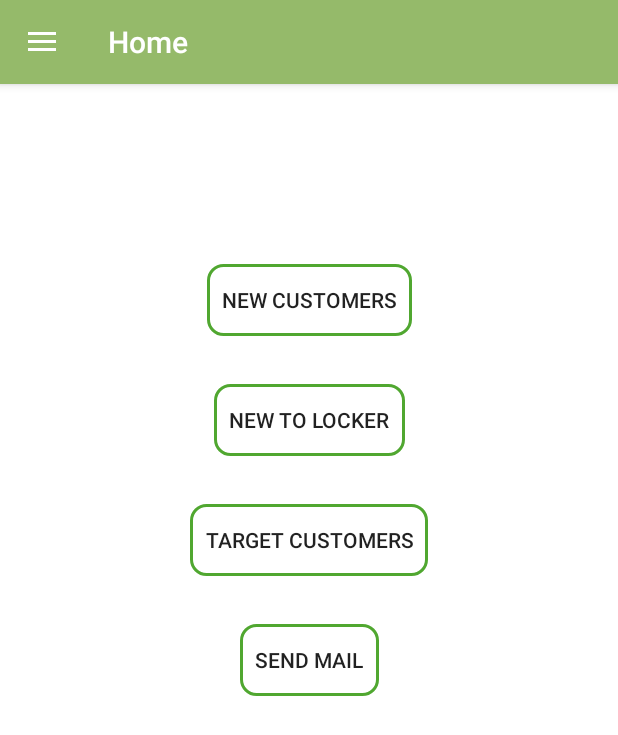
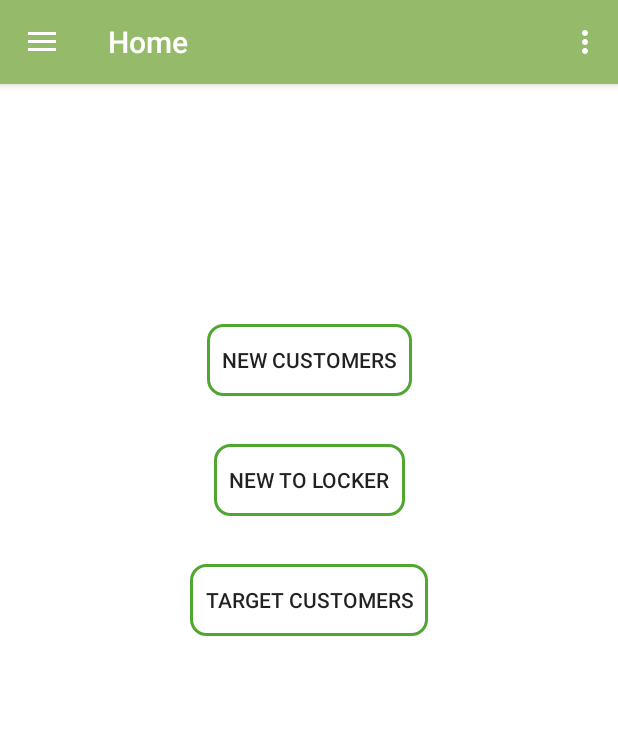
Before and after one commit to rupali186/Access-Points-Android, an Android app: the screen it shows after launch (HomeActivity), on a phone screen of 412 x 824 dp. Shown: the top 735 px of the screen. Run offline under Robolectric (Android 15) with nearby library versions, the phone set to English and light mode, and no system bars; our stand-ins replace CircleImageView.

Commit message:
code refactored

```diff
--- a/app/src/main/java/com/multilingual/rupali/accesspoints/Constants/Url.java
+++ b/app/src/main/java/com/multilingual/rupali/accesspoints/Constants/Url.java
@@ -3,7 +3,8 @@ package com.multilingual.rupali.accesspoints.Constants;
 public class Url {
     public Url() {
     }
-    public  static final String BASE_URL="http://10.0.2.2:3000/";                     //emulator
+//    public  static final String BASE_URL="http://10.0.2.2:3000/";                     //emulator
+    public static final String BASE_URL="https://access-points.herokuapp.com";          //heroku
 //    public  static final String BASE_URL="http://192.168.1.7:3000/";                   //phone wifi
 //    public  static final String BASE_URL="http://192.168.43.1:3000/";                   //phone jio
 
--- a/app/src/main/java/com/multilingual/rupali/accesspoints/fragments/OrdersFragment.java
+++ b/app/src/main/java/com/multilingual/rupali/accesspoints/fragments/OrdersFragment.java
@@ -146,6 +146,7 @@ public class OrdersFragment extends Fragment {
                     orderRecyclerAdapter.notifyDataSetChanged();
                     Toast.makeText(getContext(),"Fetched sucessfully.", Toast.LENGTH_SHORT).show();
                     Log.d(Tag.MY_TAG,"All Orders success: Body: "+response.body()+"");
+                    mCallback.hideProgress();
                 }else{
                     mCallback.hideProgress();
                     Toast.makeText(getContext(),"Please check your network connection.", Toast.LENGTH_SHORT).show();
--- a/app/src/main/java/com/multilingual/rupali/accesspoints/fragments/SignInFragment.java
+++ b/app/src/main/java/com/multilingual/rupali/accesspoints/fragments/SignInFragment.java
@@ -122,6 +122,7 @@ public class SignInFragment extends Fragment {
                     saveUserInSharedPref( user);
                     Toast.makeText(getContext(),"Logged In Successfully.", Toast.LENGTH_SHORT).show();
                     Log.d(Tag.MY_TAG,"Logged in success: Body: "+response.body()+"");
+                    //mCallback.hideProgress();
                     getActivity().onBackPressed();
                 }else{
                     mCallback.hideProgress();
--- a/app/src/main/java/com/multilingual/rupali/accesspoints/fragments/SignUpFragment.java
+++ b/app/src/main/java/com/multilingual/rupali/accesspoints/fragments/SignUpFragment.java
@@ -130,7 +130,6 @@ public class SignUpFragment extends Fragment {
         mMonth = c.get(Calendar.MONTH);
         mDay = c.get(Calendar.DAY_OF_MONTH);
 
-
         DatePickerDialog datePickerDialog = new DatePickerDialog(getContext(),
                 new DatePickerDialog.OnDateSetListener() {
 
@@ -142,6 +141,9 @@ public class SignUpFragment extends Fragment {
 
                     }
                 }, mYear, mMonth, mDay);
+
+        datePickerDialog.getDatePicker().setMaxDate(System.currentTimeMillis());
+
         datePickerDialog.show();
     }
 
@@ -178,6 +180,8 @@ public class SignUpFragment extends Fragment {
                 }else{
                     mCallback.hideProgress();
                     Toast.makeText(getContext(),"Please check your network connection or the User Already Exists", Toast.LENGTH_SHORT).show();
+                    Log.d(Tag.MY_TAG, "sign up post submitted to API failed."+response.code()+" Headers:"+
+                            response.headers()+"Message: "+response.message()+"Call :"+call.toString()+response.toString());
                     Log.d(Tag.MY_TAG, "post submitted to API failed.");
                 }
             }
--- a/app/src/main/res/layout/fragment_home.xml
+++ b/app/src/main/res/layout/fragment_home.xml
@@ -29,21 +29,6 @@ tools:context=".fragments.HomeFragment">
         app:layout_constraintTop_toBottomOf="@+id/new_to_loc_button" />
 
     <Button
-        android:id="@+id/send_mail"
-        android:layout_width="wrap_content"
-        android:layout_height="wrap_content"
-        android:layout_marginStart="8dp"
-        android:layout_marginTop="32dp"
-        android:layout_marginEnd="8dp"
-        android:text="Send Mail"
-        android:paddingLeft="10dp"
-        android:paddingRight="10dp"
-        android:background="@drawable/submit_button_bg"
-        app:layout_constraintEnd_toEndOf="parent"
-        app:layout_constraintStart_toStartOf="parent"
-        app:layout_constraintTop_toBottomOf="@+id/target_customer" />
-
-    <Button
         android:id="@+id/new_to_loc_button"
         android:layout_width="wrap_content"
         android:layout_height="wrap_content"
@@ -63,7 +48,7 @@ tools:context=".fragments.HomeFragment">
         android:layout_width="wrap_content"
         android:layout_height="wrap_content"
         android:layout_marginStart="8dp"
-        android:layout_marginTop="100dp"
+        android:layout_marginTop="140dp"
         android:layout_marginEnd="8dp"
         android:text="New customers"
         android:paddingLeft="10dp"
--- a/app/src/main/res/menu/activity_home_drawer.xml
+++ b/app/src/main/res/menu/activity_home_drawer.xml
@@ -38,10 +38,6 @@
         android:icon="@drawable/ic_message_black_24dp"
         android:title="Contact Us" />
     <item
-        android:id="@+id/nav_feedback"
-        android:icon="@drawable/ic_feedback_icon"
-        android:title="Feedback" />
-    <item
         android:id="@+id/nav_share"
         android:icon="@drawable/ic_menu_share"
         android:title="Share" />
--- a/app/src/main/res/menu/home.xml
+++ b/app/src/main/res/menu/home.xml
@@ -13,4 +13,11 @@
         android:title="Delete Account"
         android:visible="true"
         app:showAsAction="never" />
+    <item
+        android:id="@+id/action_send_email"
+        android:orderInCategory="100"
+        android:title="Send Email"
+        android:visible="true"
+        app:showAsAction="never" />
+
 </menu>
```
Also changed, not shown: app/src/main/java/com/multilingual/rupali/accesspoints/Activities/HomeActivity.java (+16 -2 lines), app/src/main/java/com/multilingual/rupali/accesspoints/Activities/TargetCustomersActivity.java (+31 -2 lines), app/src/main/java/com/multilingual/rupali/accesspoints/Constants/StringConstants.java (added, +19 -0 lines), app/src/main/java/com/multilingual/rupali/accesspoints/api/CouponApi.java (added, +12 -0 lines), app/src/main/java/com/multilingual/rupali/accesspoints/fragments/CreateOrderFragment.java (+8 -2 lines), app/src/main/java/com/multilingual/rupali/accesspoints/fragments/HomeFragment.java (+25 -12 lines), app/src/main/java/com/multilingual/rupali/accesspoints/models/Coupon.java (added, +39 -0 lines), app/src/main/res/menu/menu_account.xml (deleted, +0 -10 lines), app/src/main/res/menu/menu_target_customers.xml (added, +10 -0 lines), 2 other files.
